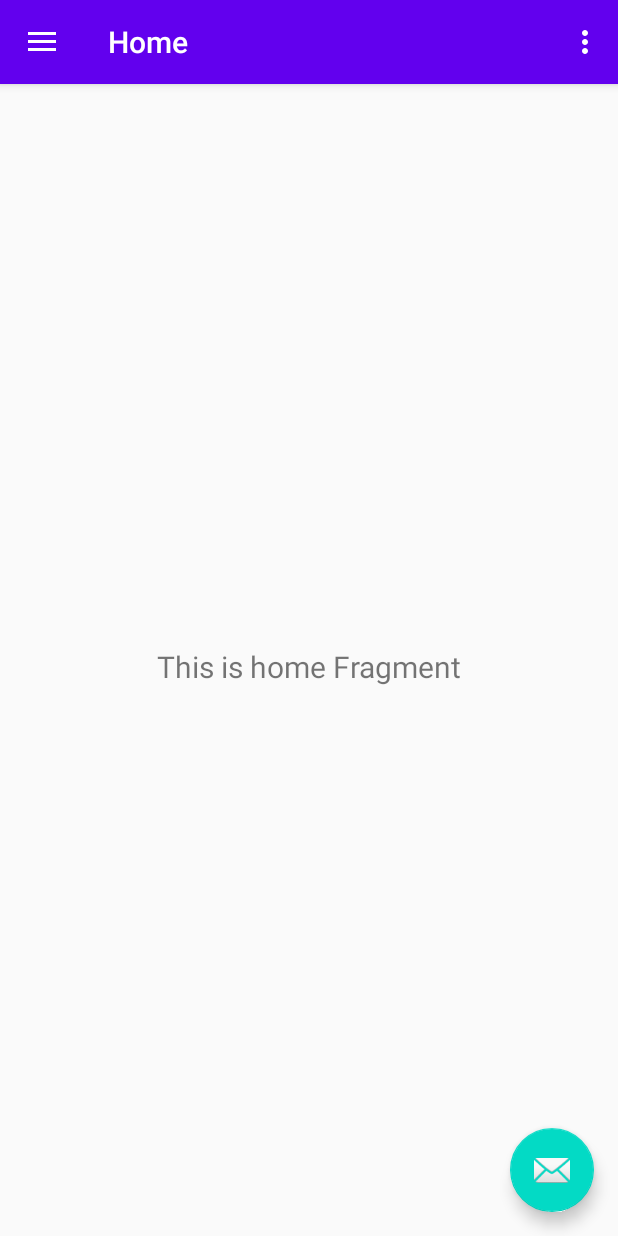
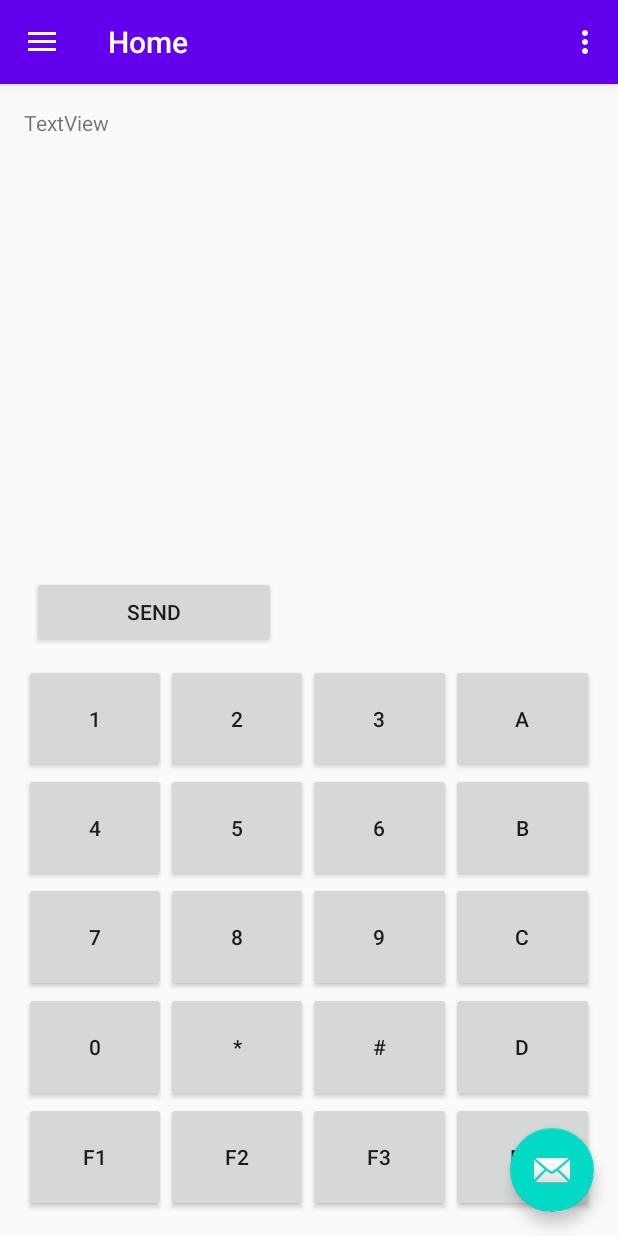
Before and after one commit to maelfosso/iot-remote-control, an Android app: the StartActivity screen opened directly, with no data from a screen before it, on a phone screen of 412 x 824 dp. Run offline under Robolectric (Android 15) with nearby library versions, the phone set to English and light mode, and no system bars; our stand-ins replace navigation-ui.

Commit message:
BoardFragment added to the drawer

```diff
--- a/app/src/main/java/com/maelfosso/bleck/iotremotecontrol/FirstFragment.kt
+++ b/app/src/main/java/com/maelfosso/bleck/iotremotecontrol/FirstFragment.kt
@@ -24,8 +24,8 @@ class FirstFragment : Fragment() {
     override fun onViewCreated(view: View, savedInstanceState: Bundle?) {
         super.onViewCreated(view, savedInstanceState)
 
-        view.findViewById<Button>(R.id.button_first).setOnClickListener {
-            findNavController().navigate(R.id.action_FirstFragment_to_SecondFragment)
-        }
+//        view.findViewById<Button>(R.id.button_first).setOnClickListener {
+//            findNavController().navigate(R.id.action_FirstFragment_to_SecondFragment)
+//        }
     }
 }
--- a/app/src/main/java/com/maelfosso/bleck/iotremotecontrol/SecondFragment.kt
+++ b/app/src/main/java/com/maelfosso/bleck/iotremotecontrol/SecondFragment.kt
@@ -24,8 +24,8 @@ class SecondFragment : Fragment() {
     override fun onViewCreated(view: View, savedInstanceState: Bundle?) {
         super.onViewCreated(view, savedInstanceState)
 
-        view.findViewById<Button>(R.id.button_second).setOnClickListener {
-            findNavController().navigate(R.id.action_SecondFragment_to_FirstFragment)
-        }
+//        view.findViewById<Button>(R.id.button_second).setOnClickListener {
+//            findNavController().navigate(R.id.action_SecondFragment_to_FirstFragment)
+//        }
     }
 }
--- a/app/src/main/java/com/maelfosso/bleck/iotremotecontrol/StartActivity.kt
+++ b/app/src/main/java/com/maelfosso/bleck/iotremotecontrol/StartActivity.kt
@@ -36,7 +36,7 @@ class StartActivity : AppCompatActivity() {
         // menu should be considered as top level destinations.
         appBarConfiguration = AppBarConfiguration(
             setOf(
-                R.id.nav_home, R.id.nav_gallery, R.id.nav_slideshow
+                R.id.nav_board, R.id.nav_gallery, R.id.nav_slideshow
             ), drawerLayout
         )
         setupActionBarWithNavController(navController, appBarConfiguration)
--- /dev/null
+++ b/app/src/main/java/com/maelfosso/bleck/iotremotecontrol/ui/board/BoardFragment.kt
@@ -0,0 +1,31 @@
+package com.maelfosso.bleck.iotremotecontrol.ui.board
+
+import android.os.Bundle
+import android.view.LayoutInflater
+import android.view.View
+import android.view.ViewGroup
+import android.widget.TextView
+import androidx.fragment.app.Fragment
+import androidx.lifecycle.Observer
+import androidx.lifecycle.ViewModelProviders
+import com.maelfosso.bleck.iotremotecontrol.R
+
+class BoardFragment : Fragment() {
+
+    private lateinit var boardViewModel: BoardViewModel
+
+    override fun onCreateView(
+        inflater: LayoutInflater,
+        container: ViewGroup?,
+        savedInstanceState: Bundle?
+    ): View? {
+        boardViewModel =
+            ViewModelProviders.of(this).get(BoardViewModel::class.java)
+        val root = inflater.inflate(R.layout.fragment_board, container, false)
+//        val textView: TextView = root.findViewById(R.id.text_home)
+//        homeViewModel.text.observe(viewLifecycleOwner, Observer {
+//            textView.text = it
+//        })
+        return root
+    }
+}
--- a/app/src/main/java/com/maelfosso/bleck/iotremotecontrol/ui/home/HomeViewModel.kt
+++ b/app/src/main/java/com/maelfosso/bleck/iotremotecontrol/ui/board/BoardViewModel.kt
@@ -1,10 +1,10 @@
-package com.maelfosso.bleck.iotremotecontrol.ui.home
+package com.maelfosso.bleck.iotremotecontrol.ui.board
 
 import androidx.lifecycle.LiveData
 import androidx.lifecycle.MutableLiveData
 import androidx.lifecycle.ViewModel
 
-class HomeViewModel : ViewModel() {
+class BoardViewModel : ViewModel() {
 
     private val _text = MutableLiveData<String>().apply {
         value = "This is home Fragment"
--- a/app/src/main/java/com/maelfosso/bleck/iotremotecontrol/ui/home/HomeFragment.kt
+++ /dev/null
@@ -1,31 +0,0 @@
-package com.maelfosso.bleck.iotremotecontrol.ui.home
-
-import android.os.Bundle
-import android.view.LayoutInflater
-import android.view.View
-import android.view.ViewGroup
-import android.widget.TextView
-import androidx.fragment.app.Fragment
-import androidx.lifecycle.Observer
-import androidx.lifecycle.ViewModelProviders
-import com.maelfosso.bleck.iotremotecontrol.R
-
-class HomeFragment : Fragment() {
-
-    private lateinit var homeViewModel: HomeViewModel
-
-    override fun onCreateView(
-        inflater: LayoutInflater,
-        container: ViewGroup?,
-        savedInstanceState: Bundle?
-    ): View? {
-        homeViewModel =
-            ViewModelProviders.of(this).get(HomeViewModel::class.java)
-        val root = inflater.inflate(R.layout.fragment_home, container, false)
-        val textView: TextView = root.findViewById(R.id.text_home)
-        homeViewModel.text.observe(viewLifecycleOwner, Observer {
-            textView.text = it
-        })
-        return root
-    }
-}
--- /dev/null
+++ b/app/src/main/res/layout/fragment_board.xml
@@ -0,0 +1,237 @@
+<?xml version="1.0" encoding="utf-8"?>
+<androidx.constraintlayout.widget.ConstraintLayout xmlns:android="http://schemas.android.com/apk/res/android"
+    xmlns:app="http://schemas.android.com/apk/res-auto"
+    xmlns:tools="http://schemas.android.com/tools"
+    android:layout_width="match_parent"
+    android:layout_height="match_parent"
+    android:padding="16dp"
+    tools:context=".ui.board.BoardFragment">
+
+    <LinearLayout
+        android:id="@+id/mainLinearLayout"
+        android:layout_width="match_parent"
+        android:layout_height="0dp"
+        app:layout_constraintVertical_weight="1"
+        android:orientation="vertical"
+        app:layout_flexGrow="1"
+        app:layout_flexShrink="1"
+
+        app:layout_constraintTop_toTopOf="parent"
+        app:layout_constraintBottom_toTopOf="@id/tableLayout">
+
+        <TextView
+            android:id="@+id/screen"
+            android:layout_weight="1"
+            android:layout_height="0dp"
+            android:layout_width="match_parent"
+            android:text="TextView" />
+
+        <LinearLayout
+            android:layout_width="match_parent"
+            android:layout_height="wrap_content"
+            android:orientation="horizontal"
+            android:layout_margin="5dp">
+
+            <Button
+                android:id="@+id/send"
+                android:layout_width="wrap_content"
+                android:layout_height="wrap_content"
+                android:layout_weight="1"
+                android:text="Send" />
+
+            <TextView
+                android:id="@+id/commandToSent"
+                android:layout_width="wrap_content"
+                android:layout_height="0dp"
+                android:layout_weight="1"
+                android:text="To send by Bluetooth" />
+        </LinearLayout>
+
+    </LinearLayout>
+
+    <TableLayout
+        android:id="@+id/tableLayout"
+        android:layout_width="match_parent"
+        android:layout_height="0dp"
+        app:layout_constraintVertical_weight="1"
+
+        android:layout_marginTop="5dp"
+        app:layout_flexGrow="1"
+        app:layout_flexShrink="1"
+
+        app:layout_constraintTop_toBottomOf="@id/mainLinearLayout"
+        app:layout_constraintBottom_toBottomOf="parent">
+
+        <TableRow
+            android:layout_width="match_parent"
+            android:layout_weight="1"
+            android:layout_height="0dp">
+
+            <Button
+                android:id="@+id/btn1"
+                android:layout_weight="1"
+                android:layout_width="0dp"
+                android:layout_height="match_parent"
+                android:text="1" />
+
+            <Button
+                android:id="@+id/btn2"
+                android:layout_weight="1"
+                android:layout_width="0dp"
+                android:layout_height="match_parent"
+                android:text="2" />
+
+            <Button
+                android:id="@+id/btn3"
+                android:layout_weight="1"
+                android:layout_width="0dp"
+                android:layout_height="match_parent"
+                android:text="3" />
+
+            <Button
+                android:id="@+id/btnA"
+                android:layout_weight="1"
+                android:layout_width="0dp"
+                android:layout_height="match_parent"
+                android:text="A" />
+        </TableRow>
+
+        <TableRow
+            android:layout_width="match_parent"
+            android:layout_weight="1"
+            android:layout_height="0dp">
+
+            <Button
+                android:id="@+id/btn4"
+                android:layout_weight="1"
+                android:layout_width="0dp"
+                android:layout_height="match_parent"
+                android:text="4" />
+
+            <Button
+                android:id="@+id/btn5"
+                android:layout_weight="1"
+                android:layout_width="0dp"
+                android:layout_height="match_parent"
+                android:text="5" />
+
+            <Button
+                android:id="@+id/btn6"
+                android:layout_weight="1"
+                android:layout_width="0dp"
+                android:layout_height="match_parent"
+                android:text="6" />
+
+            <Button
+                android:id="@+id/btnB"
+                android:layout_weight="1"
+                android:layout_width="0dp"
+                android:layout_height="match_parent"
+                android:text="B" />
+        </TableRow>
+
+        <TableRow
+            android:layout_width="match_parent"
+            android:layout_weight="1"
+            android:layout_height="0dp">
+
+            <Button
+                android:id="@+id/btn7"
+                android:layout_weight="1"
+                android:layout_width="0dp"
+                android:layout_height="match_parent"
+                android:text="7" />
+
+            <Button
+                android:id="@+id/btn8"
+                android:layout_weight="1"
+                android:layout_width="0dp"
+                android:layout_height="match_parent"
+                android:text="8" />
+
+            <Button
+                android:id="@+id/btn9"
+                android:layout_weight="1"
+                android:layout_width="0dp"
+                android:layout_height="match_parent"
+                android:text="9" />
+
+            <Button
+                android:id="@+id/btnC"
+                android:layout_weight="1"
+                android:layout_width="0dp"
+                android:layout_height="match_parent"
+                android:text="C" />
+        </TableRow>
+
+        <TableRow
+            android:layout_width="match_parent"
+            android:layout_weight="1"
+            android:layout_height="0dp">
+
+            <Button
+                android:id="@+id/btn0"
+                android:layout_weight="1"
+                android:layout_width="0dp"
+                android:layout_height="match_parent"
+                android:text="0" />
+
+            <Button
+                android:id="@+id/btnStar"
+                android:layout_weight="1"
+                android:layout_width="0dp"
+                android:layout_height="match_parent"
+                android:text="*" />
+
+            <Button
+                android:id="@+id/btnHash"
+                android:layout_weight="1"
+                android:layout_width="0dp"
+                android:layout_height="match_parent"
+                android:text="#" />
+
+            <Button
+                android:id="@+id/btnD"
+                android:layout_weight="1"
+                android:layout_width="0dp"
+                android:layout_height="match_parent"
+                android:text="D" />
+        </TableRow>
+
+        <TableRow
+            android:layout_width="match_parent"
+            android:layout_weight="1"
+            android:layout_height="0dp">
+
+            <Button
+                android:id="@+id/btnF1"
+                android:layout_weight="1"
+                android:layout_width="0dp"
+                android:layout_height="match_parent"
+                android:text="F1" />
+
+            <Button
+                android:id="@+id/btnF2"
+                android:layout_weight="1"
+                android:layout_width="0dp"
+                android:layout_height="match_parent"
+                android:text="F2" />
+
+            <Button
+                android:id="@+id/btnF3"
+                android:layout_weight="1"
+                android:layout_width="0dp"
+                android:layout_height="match_parent"
+                android:text="F3" />
+
+            <Button
+                android:id="@+id/btnF4"
+                android:layout_weight="1"
+                android:layout_width="0dp"
+                android:layout_height="match_parent"
+                android:text="F4" />
+        </TableRow>
+
+    </TableLayout>
+
+</androidx.constraintlayout.widget.ConstraintLayout>
--- a/app/src/main/res/layout/fragment_home.xml
+++ /dev/null
@@ -1,22 +0,0 @@
-<?xml version="1.0" encoding="utf-8"?>
-<androidx.constraintlayout.widget.ConstraintLayout xmlns:android="http://schemas.android.com/apk/res/android"
-    xmlns:app="http://schemas.android.com/apk/res-auto"
-    xmlns:tools="http://schemas.android.com/tools"
-    android:layout_width="match_parent"
-    android:layout_height="match_parent"
-    tools:context=".ui.home.HomeFragment">
-
-    <TextView
-        android:id="@+id/text_home"
-        android:layout_width="match_parent"
-        android:layout_height="wrap_content"
-        android:layout_marginStart="8dp"
-        android:layout_marginTop="8dp"
-        android:layout_marginEnd="8dp"
-        android:textAlignment="center"
-        android:textSize="20sp"
-        app:layout_constraintBottom_toBottomOf="parent"
-        app:layout_constraintEnd_toEndOf="parent"
-        app:layout_constraintStart_toStartOf="parent"
-        app:layout_constraintTop_toTopOf="parent" />
-</androidx.constraintlayout.widget.ConstraintLayout>
--- a/app/src/main/res/navigation/mobile_navigation.xml
+++ b/app/src/main/res/navigation/mobile_navigation.xml
@@ -3,13 +3,13 @@
     xmlns:app="http://schemas.android.com/apk/res-auto"
     xmlns:tools="http://schemas.android.com/tools"
     android:id="@+id/mobile_navigation"
-    app:startDestination="@+id/nav_home">
+    app:startDestination="@+id/nav_board">
 
     <fragment
-        android:id="@+id/nav_home"
-        android:name="com.maelfosso.bleck.iotremotecontrol.ui.home.HomeFragment"
+        android:id="@+id/nav_board"
+        android:name="com.maelfosso.bleck.iotremotecontrol.ui.board.BoardFragment"
         android:label="@string/menu_home"
-        tools:layout="@layout/fragment_home" />
+        tools:layout="@layout/fragment_board" />
 
     <fragment
         android:id="@+id/nav_gallery"
```
